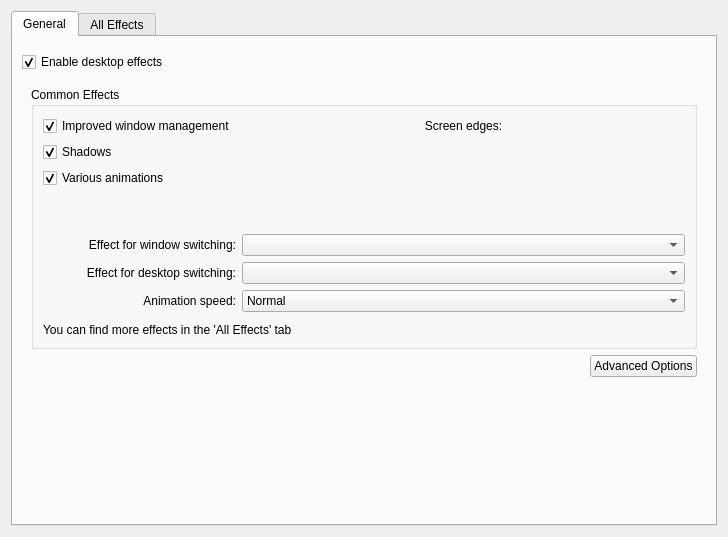
KDE/kwin, file kcmkwin/kwincompositing/main.ui: the form before one commit.
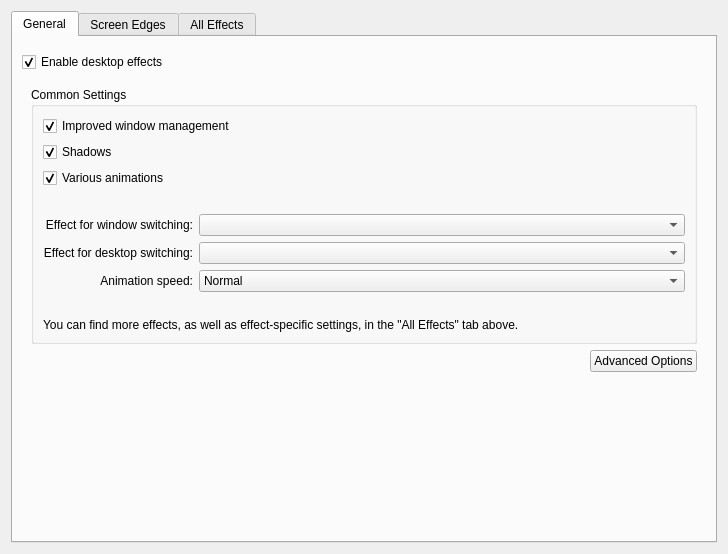
The form after the commit. Custom widgets are drawn as their Qt base class.

Commit message: Cleaned up desktop effect GUI, moved screen edges to a separate tab.

What changed in the file:
```diff
--- a/kcmkwin/kwincompositing/main.ui
+++ b/kcmkwin/kwincompositing/main.ui
@@ -6,7 +6,7 @@
     <x>0</x>
     <y>0</y>
     <width>728</width>
-    <height>537</height>
+    <height>554</height>
    </rect>
   </property>
   <layout class="QVBoxLayout" >
@@ -35,14 +35,14 @@
        </item>
        <item>
         <widget class="QWidget" native="1" name="compositingOptionsContainer" >
-         <layout class="QVBoxLayout" >
-          <item>
+         <layout class="QGridLayout" name="gridLayout_3" >
+          <item row="0" column="0" colspan="2" >
            <widget class="QGroupBox" name="groupBox" >
             <property name="title" >
-             <string>Common Effects</string>
+             <string>Common Settings</string>
             </property>
             <layout class="QGridLayout" name="gridLayout" >
-             <item row="0" column="0" >
+             <item row="0" column="0" colspan="2" >
               <widget class="QCheckBox" name="effectWinManagement" >
                <property name="text" >
                 <string>Improved window management</string>
@@ -52,7 +52,7 @@
                </property>
               </widget>
              </item>
-             <item row="1" column="0" >
+             <item row="1" column="0" colspan="2" >
               <widget class="QCheckBox" name="effectShadows" >
                <property name="text" >
                 <string>Shadows</string>
@@ -62,7 +62,7 @@
                </property>
               </widget>
              </item>
-             <item row="2" column="0" >
+             <item row="2" column="0" colspan="2" >
               <widget class="QCheckBox" name="effectAnimations" >
                <property name="text" >
                 <string>Various animations</string>
@@ -83,7 +83,7 @@
                <property name="sizeHint" stdset="0" >
                 <size>
                  <width>20</width>
-                 <height>5</height>
+                 <height>20</height>
                 </size>
                </property>
               </spacer>
@@ -91,7 +91,7 @@
              <item row="8" column="0" colspan="2" >
               <widget class="QLabel" name="label" >
                <property name="text" >
-                <string>You can find more effects in the 'All Effects' tab</string>
+                <string>You can find more effects, as well as effect-specific settings, in the "All Effects" tab above.</string>
                </property>
               </widget>
              </item>
@@ -141,18 +141,21 @@
                </property>
               </widget>
              </item>
-             <item row="6" column="0" >
-              <widget class="QLabel" name="label_5" >
-               <property name="text" >
-                <string>Animation speed:</string>
+             <item row="3" column="0" colspan="2" >
+              <spacer name="verticalSpacer_2" >
+               <property name="orientation" >
+                <enum>Qt::Vertical</enum>
                </property>
-               <property name="alignment" >
-                <set>Qt::AlignRight|Qt::AlignTrailing|Qt::AlignVCenter</set>
+               <property name="sizeType" >
+                <enum>QSizePolicy::Fixed</enum>
                </property>
-               <property name="buddy" >
-                <cstring>animationSpeedCombo</cstring>
+               <property name="sizeHint" stdset="0" >
+                <size>
+                 <width>20</width>
+                 <height>20</height>
+                </size>
                </property>
-              </widget>
+              </spacer>
              </item>
              <item row="6" column="1" >
               <widget class="QComboBox" name="animationSpeedCombo" >
@@ -202,33 +205,13 @@
                </item>
               </widget>
              </item>
-             <item rowspan="3" row="1" column="1" >
-              <widget class="KWin::Monitor" native="1" name="edges_monitor" >
-               <property name="focusPolicy" >
-                <enum>Qt::StrongFocus</enum>
-               </property>
-              </widget>
-             </item>
-             <item row="3" column="0" >
-              <spacer name="verticalSpacer_2" >
-               <property name="orientation" >
-                <enum>Qt::Vertical</enum>
-               </property>
-               <property name="sizeHint" stdset="0" >
-                <size>
-                 <width>20</width>
-                 <height>40</height>
-                </size>
-               </property>
-              </spacer>
-             </item>
-             <item row="0" column="1" >
-              <widget class="QLabel" name="label_6" >
+             <item row="6" column="0" >
+              <widget class="QLabel" name="label_5" >
                <property name="text" >
-                <string>Screen edges:</string>
+                <string>Animation speed:</string>
                </property>
                <property name="alignment" >
-                <set>Qt::AlignCenter</set>
+                <set>Qt::AlignRight|Qt::AlignTrailing|Qt::AlignVCenter</set>
                </property>
                <property name="buddy" >
                 <cstring>edges_monitor</cstring>
@@ -238,29 +221,25 @@
             </layout>
            </widget>
           </item>
-          <item>
-           <layout class="QHBoxLayout" >
-            <item>
-             <spacer>
-              <property name="orientation" >
-               <enum>Qt::Horizontal</enum>
-              </property>
-              <property name="sizeHint" stdset="0" >
-               <size>
-                <width>101</width>
-                <height>20</height>
-               </size>
-              </property>
-             </spacer>
-            </item>
-            <item>
-             <widget class="QPushButton" name="advancedOptions" >
-              <property name="text" >
-               <string>Advanced Options</string>
-              </property>
-             </widget>
-            </item>
-           </layout>
+          <item row="1" column="0" >
+           <spacer>
+            <property name="orientation" >
+             <enum>Qt::Horizontal</enum>
+            </property>
+            <property name="sizeHint" stdset="0" >
+             <size>
+              <width>20</width>
+              <height>1</height>
+             </size>
+            </property>
+           </spacer>
+          </item>
+          <item row="1" column="1" >
+           <widget class="QPushButton" name="advancedOptions" >
+            <property name="text" >
+             <string>Advanced Options</string>
+            </property>
+           </widget>
           </item>
          </layout>
         </widget>
@@ -273,7 +252,7 @@
          <property name="sizeHint" stdset="0" >
           <size>
            <width>20</width>
-           <height>21</height>
+           <height>0</height>
           </size>
          </property>
         </spacer>
@@ -282,7 +261,75 @@
       <zorder>statusTitleWidget</zorder>
       <zorder>useCompositing</zorder>
       <zorder>compositingOptionsContainer</zorder>
-      <zorder>groupBox</zorder>
+     </widget>
+     <widget class="QWidget" name="tab_3" >
+      <attribute name="title" >
+       <string>Screen Edges</string>
+      </attribute>
+      <layout class="QGridLayout" name="gridLayout_2" >
+       <item row="5" column="0" >
+        <spacer name="verticalSpacer_3" >
+         <property name="orientation" >
+          <enum>Qt::Vertical</enum>
+         </property>
+         <property name="sizeHint" stdset="0" >
+          <size>
+           <width>20</width>
+           <height>0</height>
+          </size>
+         </property>
+        </spacer>
+       </item>
+       <item row="2" column="0" >
+        <widget class="KWin::Monitor" native="1" name="edges_monitor" >
+         <property name="focusPolicy" >
+          <enum>Qt::StrongFocus</enum>
+         </property>
+        </widget>
+       </item>
+       <item row="4" column="0" >
+        <widget class="QLabel" name="label_6" >
+         <property name="text" >
+          <string>Active screen edges allow you to activate effects by pushing your mouse cursor against the edge of the screen. Here you can configure which effect will get activated on each edge and corner of the screen.</string>
+         </property>
+         <property name="wordWrap" >
+          <bool>true</bool>
+         </property>
+        </widget>
+       </item>
+       <item row="0" column="0" >
+        <spacer name="verticalSpacer_4" >
+         <property name="orientation" >
+          <enum>Qt::Vertical</enum>
+         </property>
+         <property name="sizeType" >
+          <enum>QSizePolicy::Fixed</enum>
+         </property>
+         <property name="sizeHint" stdset="0" >
+          <size>
+           <width>20</width>
+           <height>20</height>
+          </size>
+         </property>
+        </spacer>
+       </item>
+       <item row="3" column="0" >
+        <spacer name="verticalSpacer_5" >
+         <property name="orientation" >
+          <enum>Qt::Vertical</enum>
+         </property>
+         <property name="sizeType" >
+          <enum>QSizePolicy::Fixed</enum>
+         </property>
+         <property name="sizeHint" stdset="0" >
+          <size>
+           <width>20</width>
+           <height>20</height>
+          </size>
+         </property>
+        </spacer>
+       </item>
+      </layout>
      </widget>
      <widget class="QWidget" name="tab_2" >
       <attribute name="title" >
```
Left out of the diff: 14 changed lines with no effect on the pictures. The commit also changes 1 other file.
